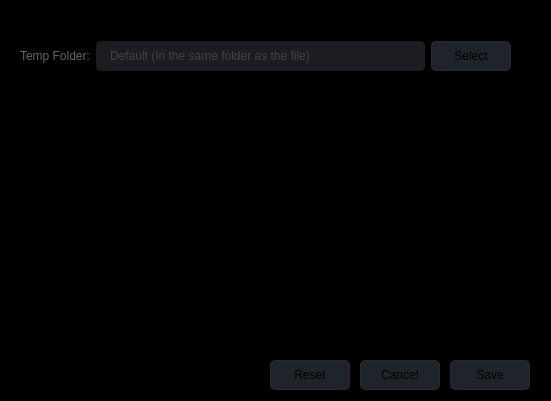
This is app/settings.ui in CineEncoder/cine-encoder as Qt 5 draws it before an edit. The edited form follows.
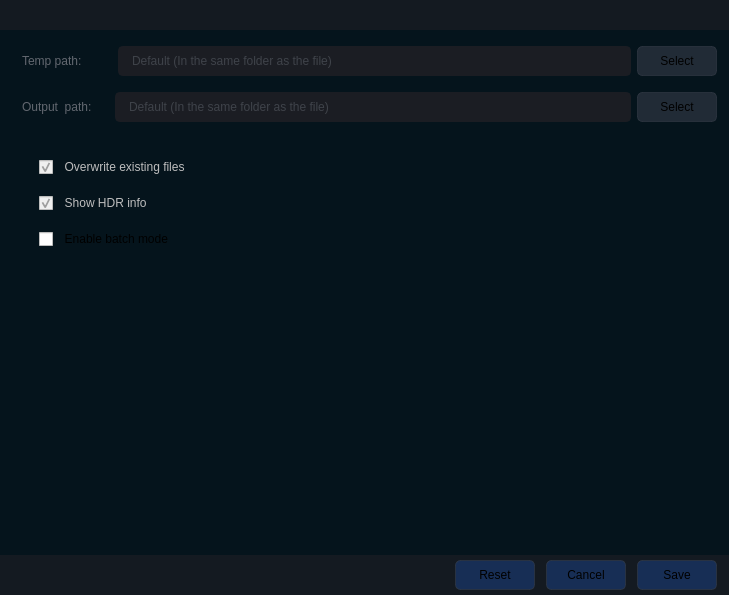
This is the edited form. Icons and pictures are not drawn.

Patch:
```diff
--- a/app/settings.ui
+++ b/app/settings.ui
@@ -6,20 +6,20 @@
    <rect>
     <x>0</x>
     <y>0</y>
-    <width>551</width>
-    <height>401</height>
+    <width>729</width>
+    <height>595</height>
    </rect>
   </property>
   <property name="minimumSize">
    <size>
-    <width>551</width>
-    <height>401</height>
+    <width>615</width>
+    <height>460</height>
    </size>
   </property>
   <property name="maximumSize">
    <size>
-    <width>551</width>
-    <height>401</height>
+    <width>3840</width>
+    <height>2160</height>
    </size>
   </property>
   <property name="windowTitle">
@@ -29,33 +29,41 @@
    <iconset resource="files.qrc">
     <normaloff>:/20x20/icons/20x20/cil-settings.png</normaloff>:/20x20/icons/20x20/cil-settings.png</iconset>
   </property>
-  <widget class="QFrame" name="frame_main">
-   <property name="geometry">
-    <rect>
-     <x>0</x>
-     <y>0</y>
-     <width>551</width>
-     <height>401</height>
-    </rect>
+  <property name="locale">
+   <locale language="English" country="UnitedStates"/>
+  </property>
+  <layout class="QGridLayout" name="gridLayout_2">
+   <property name="leftMargin">
+    <number>0</number>
    </property>
-   <property name="minimumSize">
-    <size>
-     <width>0</width>
-     <height>0</height>
-    </size>
+   <property name="topMargin">
+    <number>0</number>
    </property>
-   <property name="maximumSize">
-    <size>
-     <width>16777215</width>
-     <height>800</height>
-    </size>
+   <property name="rightMargin">
+    <number>0</number>
    </property>
-   <property name="styleSheet">
-    <string notr="true">QFrame{
-	background-color: rgb(0, 0, 0);
+   <property name="bottomMargin">
+    <number>0</number>
+   </property>
+   <item row="0" column="0">
+    <widget class="QFrame" name="frame_main">
+     <property name="minimumSize">
+      <size>
+       <width>0</width>
+       <height>0</height>
+      </size>
+     </property>
+     <property name="maximumSize">
+      <size>
+       <width>3840</width>
+       <height>2160</height>
+      </size>
+     </property>
+     <property name="styleSheet">
+      <string notr="true">QFrame {
+	background-color: rgb(5, 20, 28);
 }
 
-/* LINE EDIT */
 QLineEdit {
 	color: rgb(98, 103, 111);	
 	background-color: rgb(27, 29, 35);
@@ -68,216 +76,476 @@
 }
 QLineEdit:focus {
 	border: 2px solid rgb(91, 101, 124);
+}</string>
+     </property>
+     <property name="frameShape">
+      <enum>QFrame::NoFrame</enum>
+     </property>
+     <property name="frameShadow">
+      <enum>QFrame::Raised</enum>
+     </property>
+     <layout class="QGridLayout" name="gridLayout_4">
+      <property name="leftMargin">
+       <number>0</number>
+      </property>
+      <property name="topMargin">
+       <number>0</number>
+      </property>
+      <property name="rightMargin">
+       <number>0</number>
+      </property>
+      <property name="bottomMargin">
+       <number>0</number>
+      </property>
+      <item row="3" column="0">
+       <spacer name="verticalSpacer_3">
+        <property name="orientation">
+         <enum>Qt::Vertical</enum>
+        </property>
+        <property name="sizeType">
+         <enum>QSizePolicy::Fixed</enum>
+        </property>
+        <property name="sizeHint" stdset="0">
+         <size>
+          <width>20</width>
+          <height>10</height>
+         </size>
+        </property>
+       </spacer>
+      </item>
+      <item row="5" column="0">
+       <spacer name="verticalSpacer_4">
+        <property name="orientation">
+         <enum>Qt::Vertical</enum>
+        </property>
+        <property name="sizeType">
+         <enum>QSizePolicy::Fixed</enum>
+        </property>
+        <property name="sizeHint" stdset="0">
+         <size>
+          <width>20</width>
+          <height>20</height>
+         </size>
+        </property>
+       </spacer>
+      </item>
+      <item row="0" column="0">
+       <widget class="QFrame" name="frame_2">
+        <property name="sizePolicy">
+         <sizepolicy hsizetype="Preferred" vsizetype="Fixed">
+          <horstretch>0</horstretch>
+          <verstretch>0</verstretch>
+         </sizepolicy>
+        </property>
+        <property name="minimumSize">
+         <size>
+          <width>0</width>
+          <height>30</height>
+         </size>
+        </property>
+        <property name="maximumSize">
+         <size>
+          <width>3840</width>
+          <height>30</height>
+         </size>
+        </property>
+        <property name="styleSheet">
+         <string notr="true">background-color: rgba(27, 29, 35, 180)</string>
+        </property>
+        <property name="frameShape">
+         <enum>QFrame::NoFrame</enum>
+        </property>
+        <property name="frameShadow">
+         <enum>QFrame::Raised</enum>
+        </property>
+       </widget>
+      </item>
+      <item row="6" column="0">
+       <widget class="QFrame" name="frame">
+        <property name="minimumSize">
+         <size>
+          <width>0</width>
+          <height>50</height>
+         </size>
+        </property>
+        <property name="styleSheet">
+         <string notr="true">QFrame{
+	background-color: rgb(5, 20, 28);
+}</string>
+        </property>
+        <property name="frameShape">
+         <enum>QFrame::NoFrame</enum>
+        </property>
+        <property name="frameShadow">
+         <enum>QFrame::Raised</enum>
+        </property>
+        <layout class="QGridLayout" name="gridLayout_5">
+         <item row="0" column="1">
+          <widget class="QCheckBox" name="checkBox_0">
+           <property name="enabled">
+            <bool>false</bool>
+           </property>
+           <property name="sizePolicy">
+            <sizepolicy hsizetype="Expanding" vsizetype="Fixed">
+             <horstretch>0</horstretch>
+             <verstretch>0</verstretch>
+            </sizepolicy>
+           </property>
+           <property name="locale">
+            <locale language="English" country="UnitedStates"/>
+           </property>
+           <property name="text">
+            <string>  Overwrite existing files</string>
+           </property>
+           <property name="checked">
+            <bool>true</bool>
+           </property>
+           <property name="tristate">
+            <bool>false</bool>
+           </property>
+          </widget>
+         </item>
+         <item row="4" column="1">
+          <spacer name="verticalSpacer_6">
+           <property name="orientation">
+            <enum>Qt::Vertical</enum>
+           </property>
+           <property name="sizeType">
+            <enum>QSizePolicy::Fixed</enum>
+           </property>
+           <property name="sizeHint" stdset="0">
+            <size>
+             <width>20</width>
+             <height>10</height>
+            </size>
+           </property>
+          </spacer>
+         </item>
+         <item row="1" column="1">
+          <spacer name="verticalSpacer_5">
+           <property name="orientation">
+            <enum>Qt::Vertical</enum>
+           </property>
+           <property name="sizeType">
+            <enum>QSizePolicy::Fixed</enum>
+           </property>
+           <property name="sizeHint" stdset="0">
+            <size>
+             <width>20</width>
+             <height>10</height>
+            </size>
+           </property>
+          </spacer>
+         </item>
+         <item row="0" column="2">
+          <spacer name="horizontalSpacer_7">
+           <property name="orientation">
+            <enum>Qt::Horizontal</enum>
+           </property>
+           <property name="sizeHint" stdset="0">
+            <size>
+             <width>40</width>
+             <height>20</height>
+            </size>
+           </property>
+          </spacer>
+         </item>
+         <item row="0" column="0">
+          <spacer name="horizontalSpacer_6">
+           <property name="orientation">
+            <enum>Qt::Horizontal</enum>
+           </property>
+           <property name="sizeType">
+            <enum>QSizePolicy::Maximum</enum>
+           </property>
+           <property name="sizeHint" stdset="0">
+            <size>
+             <width>30</width>
+             <height>20</height>
+            </size>
+           </property>
+          </spacer>
+         </item>
+         <item row="5" column="1">
+          <widget class="QCheckBox" name="checkBox_1">
+           <property name="text">
+            <string>  Enable batch mode</string>
+           </property>
+          </widget>
+         </item>
+         <item row="2" column="1">
+          <widget class="QCheckBox" name="checkBox_2">
+           <property name="enabled">
+            <bool>false</bool>
+           </property>
+           <property name="sizePolicy">
+            <sizepolicy hsizetype="Expanding" vsizetype="Fixed">
+             <horstretch>0</horstretch>
+             <verstretch>0</verstretch>
+            </sizepolicy>
+           </property>
+           <property name="text">
+            <string>  Show HDR info</string>
+           </property>
+           <property name="checkable">
+            <bool>true</bool>
+           </property>
+           <property name="checked">
+            <bool>true</bool>
+           </property>
+          </widget>
+         </item>
+        </layout>
+       </widget>
+      </item>
+      <item row="1" column="0">
+       <spacer name="verticalSpacer_2">
+        <property name="orientation">
+         <enum>Qt::Vertical</enum>
+        </property>
+        <property name="sizeType">
+         <enum>QSizePolicy::Fixed</enum>
+        </property>
+        <property name="sizeHint" stdset="0">
+         <size>
+          <width>20</width>
+          <height>10</height>
+         </size>
+        </property>
+       </spacer>
+      </item>
+      <item row="7" column="0">
+       <spacer name="verticalSpacer">
+        <property name="orientation">
+         <enum>Qt::Vertical</enum>
+        </property>
+        <property name="sizeType">
+         <enum>QSizePolicy::Expanding</enum>
+        </property>
+        <property name="sizeHint" stdset="0">
+         <size>
+          <width>20</width>
+          <height>30</height>
+         </size>
+        </property>
+       </spacer>
+      </item>
+      <item row="2" column="0">
+       <layout class="QGridLayout" name="gridLayout">
+        <property name="leftMargin">
+         <number>12</number>
+        </property>
+        <property name="rightMargin">
+         <number>12</number>
+        </property>
+        <property name="bottomMargin">
+         <number>0</number>
+        </property>
+        <item row="0" column="2">
+         <spacer name="horizontalSpacer_2">
+          <property name="orientation">
+           <enum>Qt::Horizontal</enum>
+          </property>
+          <property name="sizeType">
+           <enum>QSizePolicy::Fixed</enum>
+          </property>
+          <property name="sizeHint" stdset="0">
+           <size>
+            <width>30</width>
+            <height>20</height>
+           </size>
+          </property>
+         </spacer>
+        </item>
+        <item row="0" column="3">
+         <widget class="QLineEdit" name="lineEdit_9">
+          <property name="enabled">
+           <bool>false</bool>
+          </property>
+          <property name="minimumSize">
+           <size>
+            <width>0</width>
+            <height>30</height>
+           </size>
+          </property>
+          <property name="styleSheet">
+           <string notr="true"/>
+          </property>
+          <property name="text">
+           <string/>
+          </property>
+          <property name="placeholderText">
+           <string>Default (In the same folder as the file)</string>
+          </property>
+         </widget>
+        </item>
+        <item row="0" column="1">
+         <widget class="QLabel" name="label_credits_8">
+          <property name="minimumSize">
+           <size>
+            <width>0</width>
+            <height>0</height>
+           </size>
+          </property>
+          <property name="styleSheet">
+           <string notr="true">color: rgb(98, 103, 111);</string>
+          </property>
+          <property name="text">
+           <string>Temp path:</string>
+          </property>
+         </widget>
+        </item>
+        <item row="0" column="4">
+         <widget class="QPushButton" name="pushButton_5">
+          <property name="enabled">
+           <bool>true</bool>
+          </property>
+          <property name="sizePolicy">
+           <sizepolicy hsizetype="Fixed" vsizetype="Fixed">
+            <horstretch>0</horstretch>
+            <verstretch>0</verstretch>
+           </sizepolicy>
+          </property>
+          <property name="minimumSize">
+           <size>
+            <width>80</width>
+            <height>30</height>
+           </size>
+          </property>
+          <property name="font">
+           <font>
+            <pointsize>9</pointsize>
+           </font>
+          </property>
+          <property name="toolTip">
+           <string>Select temp folder</string>
+          </property>
+          <property name="styleSheet">
+           <string notr="true">QPushButton {
+	border: 1px solid rgba(52, 59, 72, 150);
+	border-radius: 5px;	
+	background-color: rgba(52, 59, 72, 150);
 }
-
-
-/* SCROLL BARS */
-QScrollBar:horizontal {
-    border: none;
-    background: rgb(52, 59, 72);
-    height: 14px;
-    margin: 0px 21px 0 21px;
-	border-radius: 0px;
+QPushButton:hover {
+	background-color: rgb(57, 65, 80);
+	border: 1px solid rgb(61, 70, 86);
 }
-QScrollBar::handle:horizontal {
-    background: rgb(85, 170, 255);
-    min-width: 25px;
-	border-radius: 7px
-}
-QScrollBar::add-line:horizontal {
-    border: none;
-    background: rgb(55, 63, 77);
-    width: 20px;
-	border-top-right-radius: 7px;
-    border-bottom-right-radius: 7px;
-    subcontrol-position: right;
-    subcontrol-origin: margin;
-}
-QScrollBar::sub-line:horizontal {
-    border: none;
-    background: rgb(55, 63, 77);
-    width: 20px;
-	border-top-left-radius: 7px;
-    border-bottom-left-radius: 7px;
-    subcontrol-position: left;
-    subcontrol-origin: margin;
-}
-QScrollBar::up-arrow:horizontal, QScrollBar::down-arrow:horizontal
-{
-     background: none;
-}
-QScrollBar::add-page:horizontal, QScrollBar::sub-page:horizontal
-{
-     background: none;
-}
- QScrollBar:vertical {
-	border: none;
-    background: rgb(52, 59, 72);
-    width: 14px;
-    margin: 21px 0 21px 0;
-	border-radius: 0px;
- }
- QScrollBar::handle:vertical {	
-	background: rgb(85, 170, 255);
-    min-height: 25px;
-	border-radius: 7px
- }
- QScrollBar::add-line:vertical {
-     border: none;
-    background: rgb(55, 63, 77);
-     height: 20px;
-	border-bottom-left-radius: 7px;
-    border-bottom-right-radius: 7px;
-     subcontrol-position: bottom;
-     subcontrol-origin: margin;
- }
- QScrollBar::sub-line:vertical {
-	border: none;
-    background: rgb(55, 63, 77);
-     height: 20px;
-	border-top-left-radius: 7px;
-    border-top-right-radius: 7px;
-     subcontrol-position: top;
-     subcontrol-origin: margin;
- }
- QScrollBar::up-arrow:vertical, QScrollBar::down-arrow:vertical {
-     background: none;
- }
-
- QScrollBar::add-page:vertical, QScrollBar::sub-page:vertical {
-     background: none;
- }
-
-
-/* COMBOBOX */
-QComboBox{
-	color: rgb(210, 210, 210);
-	background-color: rgb(27, 29, 35);
-	border-radius: 5px;
-	border: 2px solid rgb(27, 29, 35);
-	padding: 5px;
-	padding-left: 10px;
-}
-QComboBox:disabled{
-	color: rgb(98, 103, 111);
-	background-color: rgb(27, 29, 35);
-	border-radius: 5px;
-	border: 2px solid rgb(27, 29, 35);
-	padding: 5px;
-	padding-left: 10px;
-}
-QComboBox:hover{
-	border: 2px solid rgb(64, 71, 88);
-}
-QComboBox::drop-down {
-	subcontrol-origin: padding;
-	subcontrol-position: top right;
-	width: 25px; 
-	border-left-width: 3px;
-	border-left-color: rgba(39, 44, 54, 150);
-	border-left-style: solid;
-	border-top-right-radius: 3px;
-	border-bottom-right-radius: 3px;	
-	background-image: url(:/16x16/icons/16x16/cil-arrow-bottom.png);
-	background-position: center;
-	background-repeat: no-reperat;
- }
-QComboBox QAbstractItemView {
-	color: rgb(85, 170, 255);	
-	background-color: rgb(27, 29, 35);
-	padding: 10px;
-	selection-background-color: rgb(39, 44, 54);
-}
-
-/* SLIDERS */
-QSlider::groove:horizontal {
-    border-radius: 9px;
-    height: 18px;
-	margin: 0px;
-	background-color: rgb(52, 59, 72);
-}
-QSlider::groove:horizontal:hover {
-	background-color: rgb(55, 62, 76);
-}
-QSlider::handle:horizontal {
-    background-color: rgb(85, 170, 255);
-    border: none;
-    height: 18px;
-    width: 18px;
-    margin: 0px;
-	border-radius: 9px;
-}
-QSlider::handle:horizontal:hover {
-    background-color: rgb(105, 180, 255);
-}
-QSlider::handle:horizontal:pressed {
-    background-color: rgb(65, 130, 195);
-}
-
-QSlider::groove:vertical {
-    border-radius: 9px;
-    width: 18px;
-    margin: 0px;
-	background-color: rgb(52, 59, 72);
-}
-QSlider::groove:vertical:hover {
-	background-color: rgb(55, 62, 76);
-}
-QSlider::handle:vertical {
-    background-color: rgb(85, 170, 255);
-	border: none;
-    height: 18px;
-    width: 18px;
-    margin: 0px;
-	border-radius: 9px;
-}
-QSlider::handle:vertical:hover {
-    background-color: rgb(105, 180, 255);
-}
-QSlider::handle:vertical:pressed {
-    background-color: rgb(65, 130, 195);
+QPushButton:pressed {	
+	background-color: rgb(35, 40, 49);
+	border: 1px solid rgb(43, 50, 61);
 }</string>
-   </property>
-   <property name="frameShape">
-    <enum>QFrame::NoFrame</enum>
-   </property>
-   <property name="frameShadow">
-    <enum>QFrame::Raised</enum>
-   </property>
-   <widget class="QPushButton" name="pushButton_6">
-    <property name="enabled">
-     <bool>true</bool>
-    </property>
-    <property name="geometry">
-     <rect>
-      <x>450</x>
-      <y>360</y>
-      <width>80</width>
-      <height>30</height>
-     </rect>
-    </property>
-    <property name="sizePolicy">
-     <sizepolicy hsizetype="Fixed" vsizetype="Fixed">
-      <horstretch>0</horstretch>
-      <verstretch>0</verstretch>
-     </sizepolicy>
-    </property>
-    <property name="minimumSize">
-     <size>
-      <width>80</width>
-      <height>30</height>
-     </size>
-    </property>
-    <property name="font">
-     <font>
-      <pointsize>9</pointsize>
-     </font>
-    </property>
-    <property name="styleSheet">
-     <string notr="true">QPushButton {
+          </property>
+          <property name="text">
+           <string>Select</string>
+          </property>
+          <property name="icon">
+           <iconset resource="files.qrc">
+            <normaloff>:/16x16/icons/16x16/cil-folder-open.png</normaloff>:/16x16/icons/16x16/cil-folder-open.png</iconset>
+          </property>
+         </widget>
+        </item>
+        <item row="0" column="0">
+         <spacer name="horizontalSpacer_4">
+          <property name="orientation">
+           <enum>Qt::Horizontal</enum>
+          </property>
+          <property name="sizeType">
+           <enum>QSizePolicy::Fixed</enum>
+          </property>
+          <property name="sizeHint" stdset="0">
+           <size>
+            <width>10</width>
+            <height>20</height>
+           </size>
+          </property>
+         </spacer>
+        </item>
+       </layout>
+      </item>
+      <item row="8" column="0">
+       <widget class="QFrame" name="frame_3">
+        <property name="minimumSize">
+         <size>
+          <width>0</width>
+          <height>40</height>
+         </size>
+        </property>
+        <property name="maximumSize">
+         <size>
+          <width>3840</width>
+          <height>40</height>
+         </size>
+        </property>
+        <property name="styleSheet">
+         <string notr="true">background-color: rgba(27, 29, 35, 180)</string>
+        </property>
+        <property name="frameShape">
+         <enum>QFrame::NoFrame</enum>
+        </property>
+        <property name="frameShadow">
+         <enum>QFrame::Raised</enum>
+        </property>
+        <layout class="QVBoxLayout" name="verticalLayout">
+         <property name="leftMargin">
+          <number>12</number>
+         </property>
+         <property name="topMargin">
+          <number>0</number>
+         </property>
+         <property name="rightMargin">
+          <number>12</number>
+         </property>
+         <property name="bottomMargin">
+          <number>0</number>
+         </property>
+         <item>
+          <layout class="QHBoxLayout" name="horizontalLayout">
+           <item>
+            <spacer name="horizontalSpacer">
+             <property name="orientation">
+              <enum>Qt::Horizontal</enum>
+             </property>
+             <property name="sizeHint" stdset="0">
+              <size>
+               <width>40</width>
+               <height>20</height>
+              </size>
+             </property>
+            </spacer>
+           </item>
+           <item>
+            <widget class="QPushButton" name="pushButton_8">
+             <property name="enabled">
+              <bool>true</bool>
+             </property>
+             <property name="sizePolicy">
+              <sizepolicy hsizetype="Fixed" vsizetype="Fixed">
+               <horstretch>0</horstretch>
+               <verstretch>0</verstretch>
+              </sizepolicy>
+             </property>
+             <property name="minimumSize">
+              <size>
+               <width>80</width>
+               <height>30</height>
+              </size>
+             </property>
+             <property name="maximumSize">
+              <size>
+               <width>80</width>
+               <height>30</height>
+              </size>
+             </property>
+             <property name="font">
+              <font>
+               <pointsize>9</pointsize>
+              </font>
+             </property>
+             <property name="styleSheet">
+              <string notr="true">QPushButton {
 	border: 1px solid rgba(52, 59, 72, 150);
 	border-radius: 5px;	
-	background-color: rgba(52, 59, 72, 150);
+	background-color: rgba(25, 59, 120, 150);
 }
 QPushButton:hover {
 	background-color: rgb(57, 65, 80);
@@ -287,45 +555,61 @@
 	background-color: rgb(35, 40, 49);
 	border: 1px solid rgb(43, 50, 61);
 }</string>
-    </property>
-    <property name="text">
-     <string>Save</string>
-    </property>
-   </widget>
-   <widget class="QPushButton" name="pushButton_7">
-    <property name="enabled">
-     <bool>true</bool>
-    </property>
-    <property name="geometry">
-     <rect>
-      <x>360</x>
-      <y>360</y>
-      <width>80</width>
-      <height>30</height>
-     </rect>
-    </property>
-    <property name="sizePolicy">
-     <sizepolicy hsizetype="Fixed" vsizetype="Fixed">
-      <horstretch>0</horstretch>
-      <verstretch>0</verstretch>
-     </sizepolicy>
-    </property>
-    <property name="minimumSize">
-     <size>
-      <width>80</width>
-      <height>30</height>
-     </size>
-    </property>
-    <property name="font">
-     <font>
-      <pointsize>9</pointsize>
-     </font>
-    </property>
-    <property name="styleSheet">
-     <string notr="true">QPushButton {
+             </property>
+             <property name="text">
+              <string>Reset</string>
+             </property>
+            </widget>
+           </item>
+           <item>
+            <spacer name="horizontalSpacer_8">
+             <property name="orientation">
+              <enum>Qt::Horizontal</enum>
+             </property>
+             <property name="sizeType">
+              <enum>QSizePolicy::Fixed</enum>
+             </property>
+             <property name="sizeHint" stdset="0">
+              <size>
+               <width>5</width>
+               <height>20</height>
+              </size>
+             </property>
+            </spacer>
+           </item>
+           <item>
+            <widget class="QPushButton" name="pushButton_7">
+             <property name="enabled">
+              <bool>true</bool>
+             </property>
+             <property name="sizePolicy">
+              <sizepolicy hsizetype="Fixed" vsizetype="Fixed">
+               <horstretch>0</horstretch>
+               <verstretch>0</verstretch>
+              </sizepolicy>
+             </property>
+             <property name="minimumSize">
+              <size>
+               <width>80</width>
+               <height>30</height>
+              </size>
+             </property>
+             <property name="maximumSize">
+              <size>
+               <width>80</width>
+               <height>30</height>
+              </size>
+             </property>
+             <property name="font">
+              <font>
+               <pointsize>9</pointsize>
+              </font>
+             </property>
+             <property name="styleSheet">
+              <string notr="true">QPushButton {
 	border: 1px solid rgba(52, 59, 72, 150);
 	border-radius: 5px;	
-	background-color: rgba(52, 59, 72, 150);
+	background-color: rgba(25, 59, 120, 150);
 }
 QPushButton:hover {
 	background-color: rgb(57, 65, 80);
@@ -335,45 +619,61 @@
 	background-color: rgb(35, 40, 49);
 	border: 1px solid rgb(43, 50, 61);
 }</string>
-    </property>
-    <property name="text">
-     <string>Cancel</string>
-    </property>
-   </widget>
-   <widget class="QPushButton" name="pushButton_8">
-    <property name="enabled">
-     <bool>true</bool>
-    </property>
-    <property name="geometry">
-     <rect>
-      <x>270</x>
-      <y>360</y>
-      <width>80</width>
-      <height>30</height>
-     </rect>
-    </property>
-    <property name="sizePolicy">
-     <sizepolicy hsizetype="Fixed" vsizetype="Fixed">
-      <horstretch>0</horstretch>
-      <verstretch>0</verstretch>
-     </sizepolicy>
-    </property>
-    <property name="minimumSize">
-     <size>
-      <width>80</width>
-      <height>30</height>
-     </size>
-    </property>
-    <property name="font">
-     <font>
-      <pointsize>9</pointsize>
-     </font>
-    </property>
-    <property name="styleSheet">
-     <string notr="true">QPushButton {
+             </property>
+             <property name="text">
+              <string>Cancel</string>
+             </property>
+            </widget>
+           </item>
+           <item>
+            <spacer name="horizontalSpacer_9">
+             <property name="orientation">
+              <enum>Qt::Horizontal</enum>
+             </property>
+             <property name="sizeType">
+              <enum>QSizePolicy::Fixed</enum>
+             </property>
+             <property name="sizeHint" stdset="0">
+              <size>
+               <width>5</width>
+               <height>20</height>
+              </size>
+             </property>
+            </spacer>
+           </item>
+           <item>
+            <widget class="QPushButton" name="pushButton_6">
+             <property name="enabled">
+              <bool>true</bool>
+             </property>
+             <property name="sizePolicy">
+              <sizepolicy hsizetype="Fixed" vsizetype="Fixed">
+               <horstretch>0</horstretch>
+               <verstretch>0</verstretch>
+              </sizepolicy>
+             </property>
+             <property name="minimumSize">
+              <size>
+               <width>80</width>
+               <height>30</height>
+              </size>
+             </property>
+             <property name="maximumSize">
+              <size>
+               <width>80</width>
+               <height>30</height>
+              </size>
+             </property>
+             <property name="font">
+              <font>
+               <pointsize>9</pointsize>
+              </font>
+             </property>
+             <property name="styleSheet">
+              <string notr="true">QPushButton {
 	border: 1px solid rgba(52, 59, 72, 150);
 	border-radius: 5px;	
-	background-color: rgba(52, 59, 72, 150);
+	background-color: rgba(25, 59, 120, 150);
 }
 QPushButton:hover {
 	background-color: rgb(57, 65, 80);
@@ -383,48 +683,81 @@
 	background-color: rgb(35, 40, 49);
 	border: 1px solid rgb(43, 50, 61);
 }</string>
-    </property>
-    <property name="text">
-     <string>Reset</string>
-    </property>
-   </widget>
-   <widget class="QWidget" name="layoutWidget">
-    <property name="geometry">
-     <rect>
-      <x>20</x>
-      <y>40</y>
-      <width>491</width>
-      <height>32</height>
-     </rect>
-    </property>
-    <layout class="QGridLayout" name="gridLayout">
-     <property name="bottomMargin">
-      <number>0</number>
-     </property>
-     <item row="0" column="2">
-      <widget class="QPushButton" name="pushButton_5">
-       <property name="enabled">
-        <bool>true</bool>
-       </property>
-       <property name="sizePolicy">
-        <sizepolicy hsizetype="Fixed" vsizetype="Fixed">
-         <horstretch>0</horstretch>
-         <verstretch>0</verstretch>
-        </sizepolicy>
-       </property>
-       <property name="minimumSize">
-        <size>
-         <width>80</width>
-         <height>30</height>
-        </size>
-       </property>
-       <property name="font">
-        <font>
-         <pointsize>9</pointsize>
-        </font>
-       </property>
-       <property name="styleSheet">
-        <string notr="true">QPushButton {
+             </property>
+             <property name="text">
+              <string>Save</string>
+             </property>
+            </widget>
+           </item>
+          </layout>
+         </item>
+        </layout>
+       </widget>
+      </item>
+      <item row="4" column="0">
+       <layout class="QGridLayout" name="gridLayout_3">
+        <property name="leftMargin">
+         <number>12</number>
+        </property>
+        <property name="rightMargin">
+         <number>12</number>
+        </property>
+        <property name="bottomMargin">
+         <number>0</number>
+        </property>
+        <item row="0" column="1">
+         <widget class="QLabel" name="label_credits_9">
+          <property name="styleSheet">
+           <string notr="true">color: rgb(98, 103, 111);</string>
+          </property>
+          <property name="text">
+           <string>Output  path:</string>
+          </property>
+         </widget>
+        </item>
+        <item row="0" column="2">
+         <spacer name="horizontalSpacer_3">
+          <property name="orientation">
+           <enum>Qt::Horizontal</enum>
+          </property>
+          <property name="sizeType">
+           <enum>QSizePolicy::Fixed</enum>
+          </property>
+          <property name="sizeHint" stdset="0">
+           <size>
+            <width>17</width>
+            <height>20</height>
+           </size>
+          </property>
+         </spacer>
+        </item>
+        <item row="0" column="4">
+         <widget class="QPushButton" name="pushButton_4">
+          <property name="enabled">
+           <bool>true</bool>
+          </property>
+          <property name="sizePolicy">
+           <sizepolicy hsizetype="Fixed" vsizetype="Fixed">
+            <horstretch>0</horstretch>
+            <verstretch>0</verstretch>
+           </sizepolicy>
+          </property>
+          <property name="minimumSize">
+           <size>
+            <width>80</width>
+            <height>30</height>
+           </size>
+          </property>
+          <property name="font">
+           <font>
+            <pointsize>9</pointsize>
+           </font>
+          </property>
+          <property name="toolTip">
+           <string>Select output folder</string>
+          </property>
+          <property name="styleSheet">
+           <string notr="true">QPushButton {
 	border: 1px solid rgba(52, 59, 72, 150);
 	border-radius: 5px;	
 	background-color: rgba(52, 59, 72, 150);
@@ -437,51 +770,60 @@
 	background-color: rgb(35, 40, 49);
 	border: 1px solid rgb(43, 50, 61);
 }</string>
-       </property>
-       <property name="text">
-        <string>Select</string>
-       </property>
-       <property name="icon">
-        <iconset resource="files.qrc">
-         <normaloff>:/16x16/icons/16x16/cil-folder-open.png</normaloff>:/16x16/icons/16x16/cil-folder-open.png</iconset>
-       </property>
-      </widget>
-     </item>
-     <item row="0" column="1">
-      <widget class="QLineEdit" name="lineEdit_9">
-       <property name="enabled">
-        <bool>false</bool>
-       </property>
-       <property name="minimumSize">
-        <size>
-         <width>0</width>
-         <height>30</height>
-        </size>
-       </property>
-       <property name="styleSheet">
-        <string notr="true"/>
-       </property>
-       <property name="text">
-        <string/>
-       </property>
-       <property name="placeholderText">
-        <string>Default (In the same folder as the file)</string>
-       </property>
-      </widget>
-     </item>
-     <item row="0" column="0">
-      <widget class="QLabel" name="label_credits_8">
-       <property name="styleSheet">
-        <string notr="true">color: rgb(98, 103, 111);</string>
-       </property>
-       <property name="text">
-        <string>Temp Folder:</string>
-       </property>
-      </widget>
-     </item>
-    </layout>
-   </widget>
-  </widget>
+          </property>
+          <property name="text">
+           <string>Select</string>
+          </property>
+          <property name="icon">
+           <iconset resource="files.qrc">
+            <normaloff>:/16x16/icons/16x16/cil-folder-open.png</normaloff>:/16x16/icons/16x16/cil-folder-open.png</iconset>
+          </property>
+         </widget>
+        </item>
+        <item row="0" column="3">
+         <widget class="QLineEdit" name="lineEdit_10">
+          <property name="enabled">
+           <bool>false</bool>
+          </property>
+          <property name="minimumSize">
+           <size>
+            <width>0</width>
+            <height>30</height>
+           </size>
+          </property>
+          <property name="styleSheet">
+           <string notr="true"/>
+          </property>
+          <property name="text">
+           <string/>
+          </property>
+          <property name="placeholderText">
+           <string>Default (In the same folder as the file)</string>
+          </property>
+         </widget>
+        </item>
+        <item row="0" column="0">
+         <spacer name="horizontalSpacer_5">
+          <property name="orientation">
+           <enum>Qt::Horizontal</enum>
+          </property>
+          <property name="sizeType">
+           <enum>QSizePolicy::Fixed</enum>
+          </property>
+          <property name="sizeHint" stdset="0">
+           <size>
+            <width>10</width>
+            <height>20</height>
+           </size>
+          </property>
+         </spacer>
+        </item>
+       </layout>
+      </item>
+     </layout>
+    </widget>
+   </item>
+  </layout>
  </widget>
  <resources>
   <include location="files.qrc"/>
```
